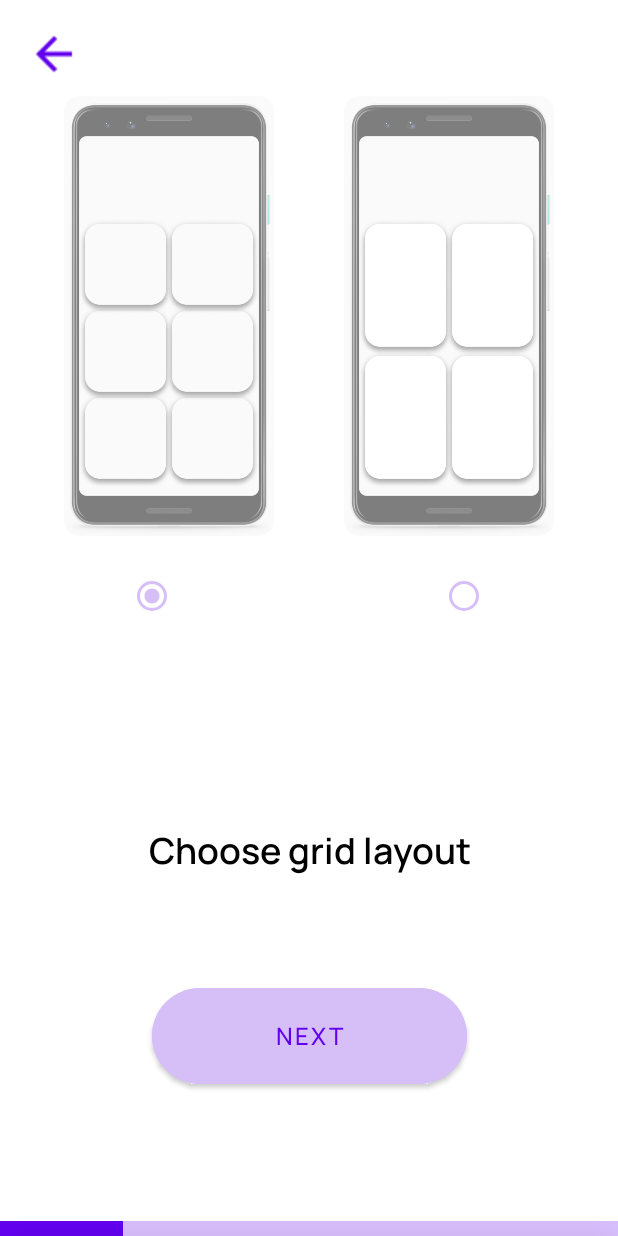
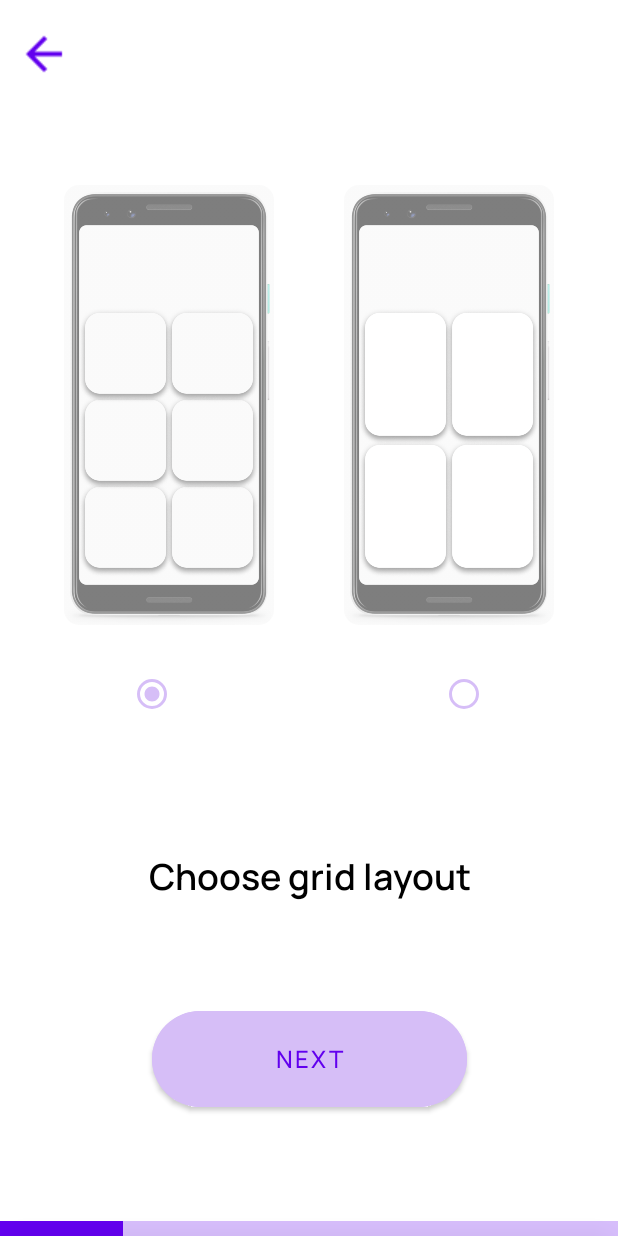
Before and after one commit to delet-dis/ElementaryLauncher, an Android app: the ScreenLayoutPickFragment screen opened through its navigation route, on a phone screen of 412 x 824 dp. Run offline under Robolectric (Android 15) with nearby library versions, the phone set to English and light mode, and no system bars; 1 statement that could not run was skipped.

Commit message:
fixed tablet vertical layout

```diff
--- a/app/src/main/res/layout/fragment_layout_pick_screen.xml
+++ b/app/src/main/res/layout/fragment_layout_pick_screen.xml
@@ -18,25 +18,27 @@
         android:scaleType="center"
         android:scaleX="1.5"
         android:scaleY="1.5"
-        android:tint="@color/purple_500"
+        app:layout_constraintEnd_toStartOf="@+id/twoByThreeCard"
         app:layout_constraintStart_toStartOf="parent"
         app:layout_constraintTop_toTopOf="parent"
-        app:srcCompat="@drawable/ic_back" />
+        app:srcCompat="@drawable/ic_back"
+        app:tint="@color/purple_500" />
 
     <androidx.cardview.widget.CardView
         android:id="@+id/twoByThreeCard"
         android:layout_width="wrap_content"
         android:layout_height="wrap_content"
         android:layout_marginStart="16dp"
-        android:layout_marginTop="64dp"
         android:layout_marginEnd="10dp"
         android:clickable="true"
         android:focusable="true"
         android:foreground="?android:attr/selectableItemBackground"
         app:cardCornerRadius="10dp"
+        app:layout_constraintBottom_toTopOf="@+id/radioGroup"
         app:layout_constraintEnd_toStartOf="@+id/twoByTwoCard"
         app:layout_constraintStart_toStartOf="parent"
-        app:layout_constraintTop_toTopOf="parent">
+        app:layout_constraintTop_toTopOf="parent"
+        app:layout_constraintVertical_bias="0.85">
 
         <androidx.constraintlayout.widget.ConstraintLayout
             android:layout_width="match_parent"
@@ -61,15 +63,16 @@
         android:layout_width="wrap_content"
         android:layout_height="wrap_content"
         android:layout_marginStart="10dp"
-        android:layout_marginTop="64dp"
         android:layout_marginEnd="16dp"
         android:clickable="true"
         android:focusable="true"
         android:foreground="?android:attr/selectableItemBackground"
         app:cardCornerRadius="10dp"
+        app:layout_constraintBottom_toTopOf="@+id/radioGroup"
         app:layout_constraintEnd_toEndOf="parent"
         app:layout_constraintStart_toEndOf="@+id/twoByThreeCard"
-        app:layout_constraintTop_toTopOf="parent">
+        app:layout_constraintTop_toTopOf="parent"
+        app:layout_constraintVertical_bias="0.85">
 
         <androidx.constraintlayout.widget.ConstraintLayout
             android:layout_width="match_parent"
@@ -92,12 +95,12 @@
         android:id="@+id/radioGroup"
         android:layout_width="240dp"
         android:layout_height="wrap_content"
-        android:layout_marginTop="16dp"
         android:orientation="horizontal"
+        app:layout_constraintBottom_toTopOf="@+id/secondGuideline"
         app:layout_constraintEnd_toEndOf="parent"
         app:layout_constraintHorizontal_bias="0.497"
         app:layout_constraintStart_toStartOf="parent"
-        app:layout_constraintTop_toBottomOf="@+id/twoByTwoCard">
+        app:layout_constraintVertical_chainStyle="spread_inside">
 
         <RadioButton
             android:id="@+id/twoByThreeRadio"
@@ -117,25 +120,37 @@
             android:layoutDirection="rtl" />
     </RadioGroup>
 
+    <androidx.constraintlayout.widget.Guideline
+        android:id="@+id/firstGuideline"
+        android:layout_width="wrap_content"
+        android:layout_height="wrap_content"
+        android:orientation="horizontal"
+        app:layout_constraintGuide_percent="0.7" />
+
+    <androidx.constraintlayout.widget.Guideline
+        android:id="@+id/secondGuideline"
+        android:layout_width="wrap_content"
+        android:layout_height="wrap_content"
+        android:orientation="horizontal"
+        app:layout_constraintGuide_percent="0.6" />
+
     <TextView
         android:id="@+id/layoutPickHint"
         android:layout_width="wrap_content"
         android:layout_height="wrap_content"
-        android:layout_marginBottom="75dp"
         android:fontFamily="@font/manrope_semibold"
         android:text="@string/chooseGridLayoutText"
         android:textAlignment="center"
         android:textColor="@color/defaultFontColor"
         android:textSize="24sp"
-        app:layout_constraintBottom_toTopOf="@+id/nextButton"
         app:layout_constraintEnd_toEndOf="parent"
-        app:layout_constraintStart_toStartOf="parent" />
+        app:layout_constraintStart_toStartOf="parent"
+        app:layout_constraintTop_toTopOf="@+id/firstGuideline" />
 
     <Button
         android:id="@+id/nextButton"
         android:layout_width="210dp"
         android:layout_height="64dp"
-        android:layout_marginBottom="88dp"
         android:backgroundTint="@color/purple_200"
         android:fontFamily="@font/manrope_medium"
         android:includeFontPadding="false"
@@ -149,6 +164,7 @@
         app:cornerRadius="80dp"
         app:layout_constraintBottom_toBottomOf="parent"
         app:layout_constraintEnd_toEndOf="parent"
-        app:layout_constraintStart_toStartOf="parent" />
+        app:layout_constraintStart_toStartOf="parent"
+        app:layout_constraintTop_toBottomOf="@+id/layoutPickHint" />
 
 </androidx.constraintlayout.widget.ConstraintLayout>
--- a/app/src/main/res/layout/fragment_set_as_homescreen_screen.xml
+++ b/app/src/main/res/layout/fragment_set_as_homescreen_screen.xml
@@ -16,10 +16,10 @@
         android:scaleType="center"
         android:scaleX="1.5"
         android:scaleY="1.5"
-        android:tint="@color/purple_500"
         app:layout_constraintStart_toStartOf="parent"
         app:layout_constraintTop_toTopOf="parent"
-        app:srcCompat="@drawable/ic_back" />
+        app:srcCompat="@drawable/ic_back"
+        app:tint="@color/purple_500" />
 
     <ImageView
         android:id="@+id/launcherSettingsImage"
--- a/app/src/main/res/layout/fragment_setup_done_screen.xml
+++ b/app/src/main/res/layout/fragment_setup_done_screen.xml
@@ -18,11 +18,11 @@
         android:scaleType="center"
         android:scaleX="1.5"
         android:scaleY="1.5"
-        android:tint="@color/purple_500"
         android:visibility="invisible"
         app:layout_constraintStart_toStartOf="parent"
         app:layout_constraintTop_toTopOf="parent"
-        app:srcCompat="@drawable/ic_back" />
+        app:srcCompat="@drawable/ic_back"
+        app:tint="@color/purple_500" />
 
     <ImageView
         android:id="@+id/finishImage"
@@ -30,6 +30,7 @@
         android:layout_height="265dp"
         android:layout_marginTop="85dp"
         android:contentDescription="@string/finishImageDescription"
+        app:layout_constraintBottom_toTopOf="@+id/finishHint"
         app:layout_constraintEnd_toEndOf="parent"
         app:layout_constraintStart_toStartOf="parent"
         app:layout_constraintTop_toTopOf="parent"
--- a/app/src/main/res/layout/fragment_welcome_screen.xml
+++ b/app/src/main/res/layout/fragment_welcome_screen.xml
@@ -11,6 +11,7 @@
         android:layout_height="265dp"
         android:layout_marginTop="85dp"
         android:contentDescription="@string/appLogoContentDescription"
+        app:layout_constraintBottom_toTopOf="@+id/appName"
         app:layout_constraintEnd_toEndOf="parent"
         app:layout_constraintStart_toStartOf="parent"
         app:layout_constraintTop_toTopOf="parent"
```
